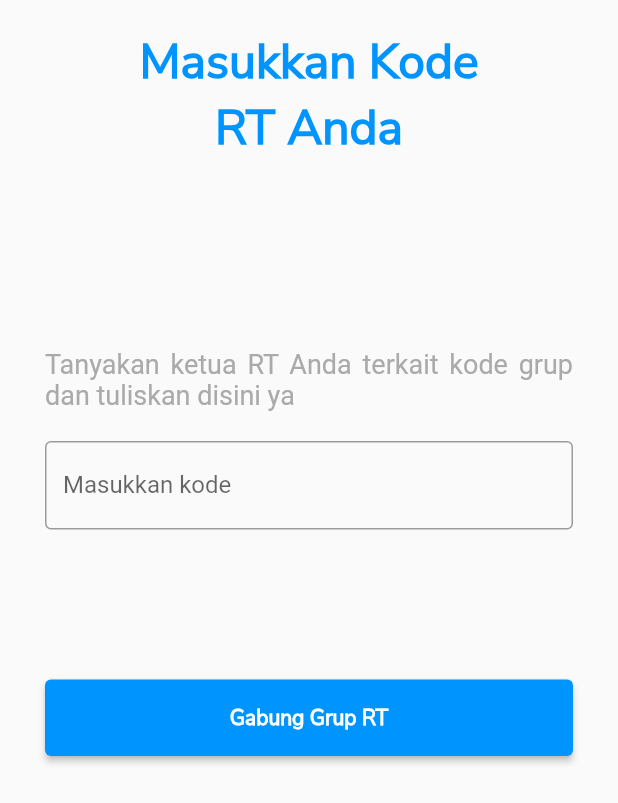
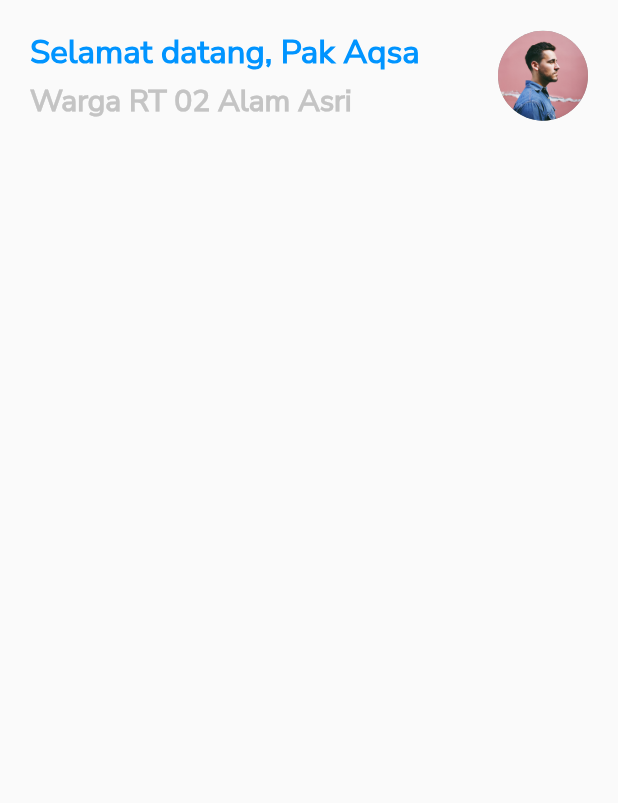
Before and after one commit to alaqsaka/dicoding-flutter-beginner, a Flutter app: the screen it shows after launch, after a tap on "Gabung Grup RT", on a phone screen of 412 x 824 dp. Shown: the top 803 px of the screen. Run offline on Flutter 3.47's test engine with Material 2 defaults, Android fonts, the phone set to English and light mode, and no system bars.

```diff
--- a/lib/join_community.dart
+++ b/lib/join_community.dart
@@ -1,14 +1,17 @@
 import 'package:flutter/material.dart';
+import 'package:rukun_tetangga/main_screen.dart';
 
-var blueText = TextStyle(fontFamily: 'Nunito Sans', color: Colors.blue);
+var blueText = const TextStyle(fontFamily: 'Nunito Sans', color: Colors.blue);
 
 class JoinCommunity extends StatelessWidget {
+  const JoinCommunity({Key? key}) : super(key: key);
+
   @override
   Widget build(BuildContext context) {
     return Scaffold(
       body: SafeArea(
           child: Padding(
-        padding: EdgeInsets.fromLTRB(10, 20, 10, 20),
+        padding: const EdgeInsets.fromLTRB(10, 20, 10, 20),
         child: Column(
           children: [
             Row(
@@ -27,13 +30,13 @@ class JoinCommunity extends StatelessWidget {
               ],
             ),
             Padding(
-              padding: EdgeInsets.fromLTRB(20, 124, 20, 0),
+              padding: const EdgeInsets.fromLTRB(20, 124, 20, 0),
               child: Column(
                 children: [
                   Container(
-                    padding: EdgeInsets.only(bottom: 20),
-                    child: Text(
-                      'Tanyakan ketua RT Anda terkait kode grup dan tuliskan disini ya',
+                    padding: const EdgeInsets.only(bottom: 20),
+                    child: const Text(
+                      "Tanyakan ketua RT Anda terkait kode grup dan tuliskan disini ya",
                       textAlign: TextAlign.justify,
                       style: TextStyle(
                           fontSize: 18,
@@ -41,7 +44,7 @@ class JoinCommunity extends StatelessWidget {
                           fontWeight: FontWeight.w400),
                     ),
                   ),
-                  TextField(
+                  const TextField(
                     obscureText: true,
                     decoration: InputDecoration(
                         border: OutlineInputBorder(),
@@ -51,17 +54,21 @@ class JoinCommunity extends StatelessWidget {
               ),
             ),
             Container(
-              padding: EdgeInsets.fromLTRB(20, 100, 20, 0),
+              padding: const EdgeInsets.fromLTRB(20, 100, 20, 0),
               child: ElevatedButton(
                 child: const Text(
                   'Gabung Grup RT',
                   style: TextStyle(
                       fontFamily: 'Nunito Sans', fontWeight: FontWeight.w600),
                 ),
-                onPressed: () {},
+                onPressed: () {
+                  Navigator.push(context, MaterialPageRoute(builder: (context) {
+                    return const MainScreen();
+                  }));
+                },
                 style: ElevatedButton.styleFrom(
                     minimumSize: const Size.fromHeight(51),
-                    primary: Color.fromRGBO(0, 148, 255, 1)),
+                    primary: const Color.fromRGBO(0, 148, 255, 1)),
               ),
             )
           ],
--- a/lib/main.dart
+++ b/lib/main.dart
@@ -25,7 +25,7 @@ class MyApp extends StatelessWidget {
         // is not restarted.
         primarySwatch: Colors.blue,
       ),
-      home: JoinCommunity(),
+      home: const JoinCommunity(),
     );
   }
 }
--- a/lib/main_screen.dart
+++ b/lib/main_screen.dart
@@ -0,0 +1,60 @@
+import 'package:flutter/material.dart';
+
+class MainScreen extends StatelessWidget {
+  const MainScreen({Key? key}) : super(key: key);
+
+  @override
+  Widget build(BuildContext context) {
+    return const Scaffold(
+        body: SafeArea(
+            child: Padding(
+      padding: EdgeInsets.all(20.0),
+      child: Profile(),
+    )));
+  }
+}
+
+class Profile extends StatelessWidget {
+  const Profile({Key? key}) : super(key: key);
+
+  @override
+  Widget build(BuildContext context) {
+    return Column(
+      children: <Widget>[
+        Row(mainAxisAlignment: MainAxisAlignment.spaceBetween, children: [
+          Column(
+            crossAxisAlignment: CrossAxisAlignment.start,
+            children: const [
+              Padding(
+                padding: EdgeInsets.only(bottom: 4.0),
+                child: Text(
+                  'Selamat datang, Pak Aqsa',
+                  style: TextStyle(
+                      color: Color.fromRGBO(0, 148, 255, 1),
+                      fontFamily: 'Nunito Sans',
+                      fontWeight: FontWeight.w600,
+                      fontSize: 22),
+                ),
+              ),
+              Text(
+                'Warga RT 02 Alam Asri',
+                textAlign: TextAlign.start,
+                style: TextStyle(
+                    color: Color.fromRGBO(196, 196, 196, 1),
+                    fontFamily: 'Nunito Sans',
+                    fontWeight: FontWeight.w600,
+                    fontSize: 20),
+              ),
+            ],
+          ),
+          const CircleAvatar(
+            // child: Image.asset('images/foto_orang.jpg'),
+            backgroundColor: Colors.grey,
+            minRadius: 30.0,
+            backgroundImage: AssetImage('images/foto_orang.jpg'),
+          )
+        ]),
+      ],
+    );
+  }
+}
--- a/pubspec.yaml
+++ b/pubspec.yaml
@@ -58,9 +58,8 @@ flutter:
   uses-material-design: true
 
   # To add assets to your application, add an assets section, like this:
-  # assets:
-  #   - images/a_dot_burr.jpeg
-  #   - images/a_dot_ham.jpeg
+  assets:
+    - images/
 
   # An image asset can refer to one or more resolution-specific "variants", see
   # https://flutter.dev/assets-and-images/#resolution-aware.
```
Also changed, not shown: images/example_profile_pic.jpg (added), images/foto_orang.jpg (added).
